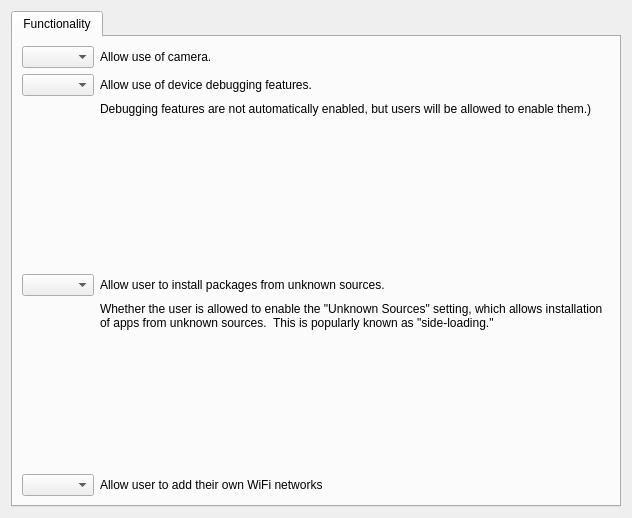
Qt form FWAdminLib/PolicyEditor/GooglePolicyEditor/GoogleDeviceRestrictionsForm.ui (fw-dev/translations) before a commit.
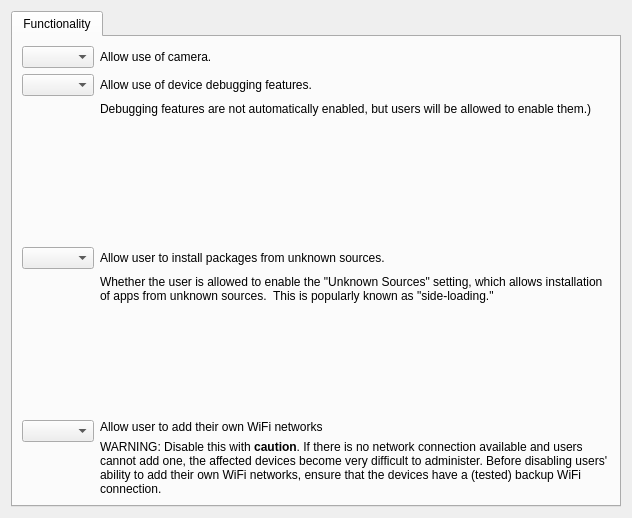
The same form after that commit.

The edit to the form file:
```diff
--- a/FWAdminLib/PolicyEditor/GooglePolicyEditor/GoogleDeviceRestrictionsForm.ui
+++ b/FWAdminLib/PolicyEditor/GooglePolicyEditor/GoogleDeviceRestrictionsForm.ui
@@ -195,11 +195,37 @@
         <widget class="QComboBox" name="frm_wifiConfigEnabled"/>
        </item>
        <item row="6" column="1">
+        <layout class="QVBoxLayout" name="verticalLayout_wifiConfigDisabled">
+         <item>
         <widget class="QLabel" name="lbl_title_wifiConfigEnabled">
          <property name="text">
           <string>Allow user to add their own WiFi networks</string>
          </property>
         </widget>
+         </item>
+         <item>
+          <widget class="QLabel" name="lbl_desc_wifiConfigEnabled">
+           <property name="sizePolicy">
+            <sizepolicy hsizetype="Expanding" vsizetype="Preferred">
+             <horstretch>0</horstretch>
+             <verstretch>0</verstretch>
+            </sizepolicy>
+           </property>
+           <property name="text">
+            <string>&lt;html&gt;&lt;head/&gt;&lt;body&gt;&lt;p&gt;WARNING: Disable this with &lt;span style=&quot; font-weight:600;&quot;&gt;caution&lt;/span&gt;. If there is no network connection available and users cannot add one, the affected devices become very difficult to administer.  Before disabling users' ability to add their own WiFi networks, ensure that the devices have a (tested) backup WiFi connection.&lt;/p&gt;&lt;/body&gt;&lt;/html&gt;</string>
+           </property>
+           <property name="alignment">
+            <set>Qt::AlignLeading|Qt::AlignLeft|Qt::AlignTop</set>
+           </property>
+           <property name="wordWrap">
+            <bool>true</bool>
+           </property>
+           <property name="textInteractionFlags">
+            <set>Qt::LinksAccessibleByMouse|Qt::TextSelectableByMouse</set>
+           </property>
+          </widget>
+         </item>
+        </layout>
        </item>
       </layout>
      </widget>
```
Lines whose indentation alone changed are shown as unchanged.
